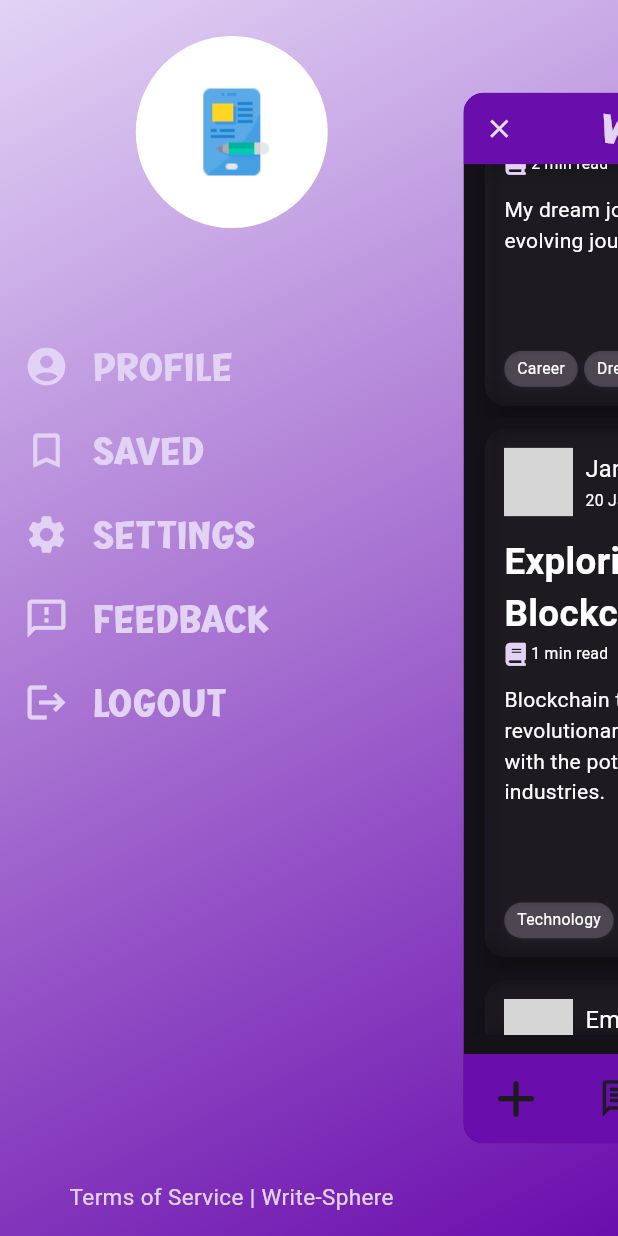
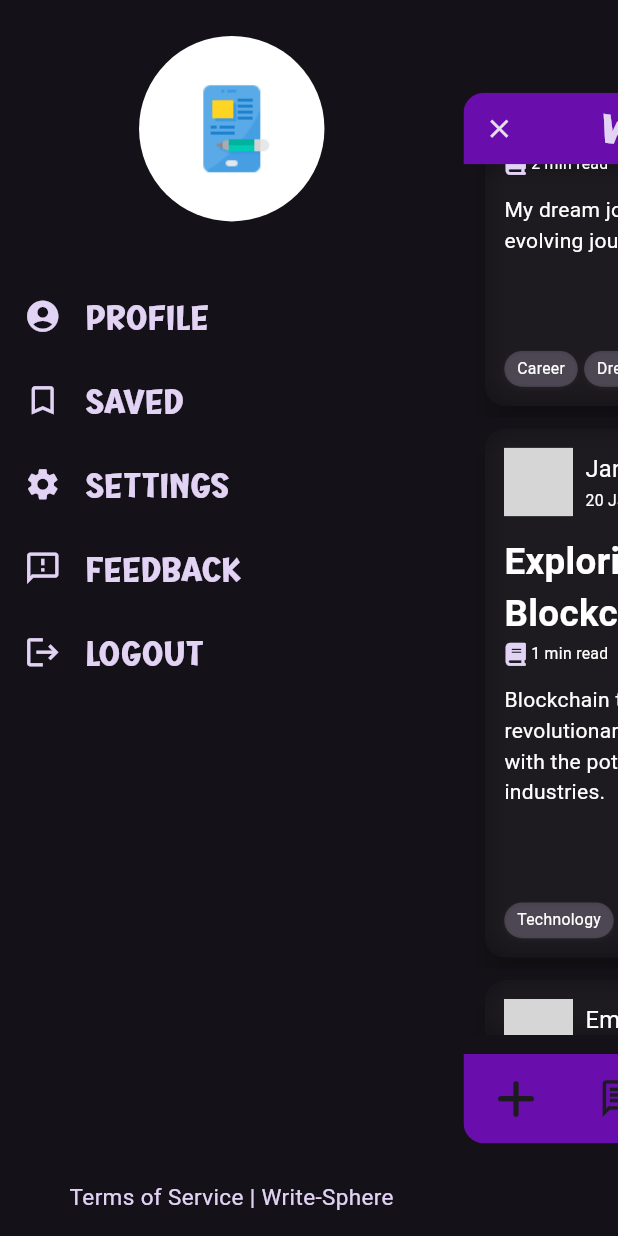
Before and after one commit to Kaifrizwan12/Write-Sphere-frontend, a Flutter app: the Testing screen opened directly with empty values, scrolled down 576 dp, after a tap on the "menu" icon, on a phone screen of 412 x 824 dp. Run offline on Flutter 3.47's test engine with Material 3 defaults, Android fonts, the phone set to English and light mode, and no system bars; drawn by our look-alikes of circle_nav_bar, flutter_advanced_drawer, flutter_profile_picture; our stand-ins replace animated_text_kit, avatar_glow, bounce, flutter_gemini, flutter_svg, font_awesome_flutter and 4 more; missing offline and left inert: animate_gradient, dart:ffi, flutter_launcher_icons, flutter_portal, parallax_rain, scroll_to_hide; accounts and stored records are empty; Roboto replaces fonts that are missing (Montesserat, Montserrat); grey boxes are pictures that could not be loaded.

```diff
--- a/blog_app_frontend/lib/demo.dart
+++ b/blog_app_frontend/lib/demo.dart
@@ -1,7 +1,10 @@
+import 'dart:ffi';
+
 import 'package:blog_app_frontend/Ai.dart';
 import 'package:blog_app_frontend/addPost.dart';
 import 'package:blog_app_frontend/custom_widget.dart';
 import 'package:blog_app_frontend/featuredBlog.dart';
+import 'package:blog_app_frontend/loginOrSignup.dart';
 import 'package:blog_app_frontend/profile_page.dart';
 import 'package:flutter/material.dart';
 import 'package:circle_nav_bar/circle_nav_bar.dart';
@@ -163,11 +166,11 @@ class _TestingState extends State<Testing> with TickerProviderStateMixin {
                 mainAxisSize: MainAxisSize.max,
                 children: [
                   Container(
-                    width: 128.0,
-                    height: 128.0,
+                    width: MediaQuery.of(context).size.width * 0.3,
+                    height: MediaQuery.of(context).size.width * 0.3,
                     margin: const EdgeInsets.only(
                       top: 24.0,
-                      bottom: 64.0,
+                      bottom: 35.0,
                     ),
                     clipBehavior: Clip.antiAlias,
                     decoration: BoxDecoration(
@@ -179,43 +182,55 @@ class _TestingState extends State<Testing> with TickerProviderStateMixin {
                     ),
                   ),
                   ListTile(
-                    onTap: () {},
-                    leading: Icon(Icons.account_circle_rounded, size: 30),
+                    onTap: () {
+                      Navigator.push(
+                          context,
+                          MaterialPageRoute(
+                              builder: (context) => myProfile(
+                                  username: widget.username,
+                                  userId: widget.userId)));
+                    },
+                    leading: Icon(Icons.account_circle_rounded, size: 25),
                     title: Text(
                       'Profile',
-                      style: TextStyle(fontSize: 25, fontFamily: 'ComicaBoom'),
+                      style: TextStyle(fontSize: 22, fontFamily: 'ComicaBoom'),
                     ),
                   ),
                   ListTile(
                     onTap: () {},
-                    leading: Icon(Icons.bookmark_border, size: 30),
+                    leading: Icon(Icons.bookmark_border, size: 25),
                     title: Text(
                       'Saved',
-                      style: TextStyle(fontSize: 25, fontFamily: 'ComicaBoom'),
+                      style: TextStyle(fontSize: 22, fontFamily: 'ComicaBoom'),
                     ),
                   ),
                   ListTile(
                     onTap: () {},
-                    leading: Icon(Icons.settings, size: 30),
+                    leading: Icon(Icons.settings, size: 25),
                     title: Text(
                       'Settings',
-                      style: TextStyle(fontSize: 25, fontFamily: 'ComicaBoom'),
+                      style: TextStyle(fontSize: 22, fontFamily: 'ComicaBoom'),
                     ),
                   ),
                   ListTile(
                     onTap: () {},
-                    leading: Icon(Icons.feedback_outlined, size: 30),
+                    leading: Icon(Icons.feedback_outlined, size: 25),
                     title: Text(
                       'Feedback',
-                      style: TextStyle(fontSize: 25, fontFamily: 'ComicaBoom'),
+                      style: TextStyle(fontSize: 22, fontFamily: 'ComicaBoom'),
                     ),
                   ),
                   ListTile(
-                    onTap: () {},
-                    leading: Icon(Icons.logout, size: 30),
+                    onTap: () {
+                      Navigator.push(
+                          context,
+                          MaterialPageRoute(
+                              builder: (context) => LoginOrSignup()));
+                    },
+                    leading: Icon(Icons.logout, size: 25),
                     title: Text(
                       'Logout',
-                      style: TextStyle(fontSize: 25, fontFamily: 'ComicaBoom'),
+                      style: TextStyle(fontSize: 22, fontFamily: 'ComicaBoom'),
                     ),
                   ),
                   Spacer(),
@@ -238,16 +253,6 @@ class _TestingState extends State<Testing> with TickerProviderStateMixin {
         backdrop: Container(
           width: double.infinity,
           height: double.infinity,
-          decoration: BoxDecoration(
-            gradient: LinearGradient(
-              begin: Alignment.topLeft,
-              end: Alignment.bottomRight,
-              colors: [
-                Color(0xFFE2D3F5),
-                Color(0xFF6A0DAD),
-              ],
-            ),
-          ),
         ),
         controller: _advancedDrawerController,
         animationCurve: Curves.easeInOut,
@@ -272,6 +277,7 @@ class _TestingState extends State<Testing> with TickerProviderStateMixin {
             extendBody: true,
             bottomNavigationBar: Align(
               alignment: Alignment.bottomCenter,
+              child: Container(
                 child: CircleNavBar(
                   height: 70,
                   activeIcons: const [
@@ -285,8 +291,10 @@ class _TestingState extends State<Testing> with TickerProviderStateMixin {
                   inactiveIcons: const [
                     Icon(FontAwesomeIcons.plus,
                         color: Color(0xFF1D1B20), size: 35),
-                  Icon(Icons.chat_outlined, color: Color(0xFF1D1B20), size: 35),
-                  Icon(Icons.home_outlined, color: Color(0xFF1D1B20), size: 35),
+                    Icon(Icons.chat_outlined,
+                        color: Color(0xFF1D1B20), size: 35),
+                    Icon(Icons.home_outlined,
+                        color: Color(0xFF1D1B20), size: 35),
                     Icon(Icons.favorite_outline,
                         color: Color(0xFF1D1B20), size: 35),
                     Icon(Icons.search_outlined,
@@ -303,6 +311,7 @@ class _TestingState extends State<Testing> with TickerProviderStateMixin {
                   },
                   padding: const EdgeInsets.all(0),
                   elevation: 10,
+                ),
               ),
             ),
             appBar: AppBar(
@@ -349,7 +358,8 @@ class _TestingState extends State<Testing> with TickerProviderStateMixin {
                 ),
               ),
             ),
-            body: Padding(
+            body: Container(
+              child: Padding(
                 padding: const EdgeInsets.only(bottom: 85),
                 child: PageView(
                   controller: pageController,
@@ -361,6 +371,7 @@ class _TestingState extends State<Testing> with TickerProviderStateMixin {
                     _buildFavoritesPage(),
                     _searchPage()
                   ],
+                ),
               ),
             )));
   }
@@ -428,8 +439,17 @@ class _TestingState extends State<Testing> with TickerProviderStateMixin {
     );
   }
 
+  void _handleMenuButtonPressed() {
+    // NOTICE: Manage Advanced Drawer state through the Controller.
+    // _advancedDrawerController.value = AdvancedDrawerValue.visible();
+    _advancedDrawerController.showDrawer();
+  }
+
   Widget _searchPage() {
+    bool isFilled = false;
     TabController tabController = TabController(length: 4, vsync: this);
+    TextEditingController searchController = TextEditingController();
+
     return Padding(
       padding: const EdgeInsets.all(8.0),
       child: Column(
@@ -438,6 +458,12 @@ class _TestingState extends State<Testing> with TickerProviderStateMixin {
           Container(
             alignment: Alignment.topCenter,
             child: TextField(
+              controller: searchController,
+              onChanged: (value) {
+                setState(() {
+                  isFilled = value.isNotEmpty;
+                });
+              },
               decoration: InputDecoration(
                 hintText: 'Search Blogs',
                 border: OutlineInputBorder(
@@ -455,82 +481,62 @@ class _TestingState extends State<Testing> with TickerProviderStateMixin {
             labelStyle: TextStyle(
               fontSize: MediaQuery.of(context).size.width * 0.035,
               fontFamily: 'Montesserat',
-                  fontWeight: FontWeight.bold),
+              fontWeight: FontWeight.bold,
+            ),
             controller: tabController,
             tabs: [
-                Tab(
-                  icon: Icon(
-                    Icons.arrow_upward,
-                    size: 20,
+              Tab(icon: Icon(Icons.arrow_upward, size: 20), text: 'Top'),
+              Tab(icon: Icon(Icons.new_releases, size: 20), text: 'Latest'),
+              Tab(icon: Icon(Icons.person, size: 20), text: 'Authors'),
+              Tab(icon: Icon(Icons.category, size: 20), text: 'Genres'),
+            ],
           ),
-                  text: 'Top',
-                ),
-                Tab(
-                  icon: Icon(
-                    Icons.new_releases,
-                    size: 20,
-                  ),
-                  text: 'Latest',
-                ),
-                Tab(
-                  icon: Icon(
-                    Icons.person,
-                    size: 20,
-                  ),
-                  text: 'Authors',
-                ),
-                Tab(
-                  icon: Icon(
-                    Icons.category,
-                    size: 20,
-                  ),
-                  text: 'Genres',
-                ),
-              ]),
           Expanded(
             child: TabBarView(
               controller: tabController,
               children: [
-                Icon(
-                  Icons.arrow_upward,
-                  size: 150,
-                  color: Color(0xFFE2D3F5),
+                _buildTopBlogs(context, searchController, isFilled),
+                Center(
+                  child: Icon(Icons.new_releases,
+                      size: 150, color: Color(0xFFE2D3F5)),
                 ),
-                Icon(
-                  Icons.new_releases,
-                  size: 150,
-                  color: Color(0xFFE2D3F5),
+                Center(
+                  child:
+                      Icon(Icons.person, size: 150, color: Color(0xFFE2D3F5)),
                 ),
-                Icon(
-                  Icons.person,
-                  size: 150,
-                  color: Color(0xFFE2D3F5),
+                Center(
+                  child:
+                      Icon(Icons.category, size: 150, color: Color(0xFFE2D3F5)),
                 ),
-                Icon(
-                  Icons.category,
-                  size: 150,
-                  color: Color(0xFFE2D3F5),
-                ),
-
-                // _buildTopBlogs(),
-                // _buildLatestBlogs(),
-                // _buildAuthors(),
-                // _buildGenres(),
               ],
             ),
-          )
+          ),
         ],
       ),
     );
   }
 
-  Widget _AIhelper() {
-    return GoogleGeminiIntegration();
+  Widget _buildTopBlogs(BuildContext context,
+      TextEditingController searchController, bool isFilled) {
+    return Container(
+      child: isFilled
+          ? Center(
+              child: Text(
+                'Search Results for "${searchController.text}"',
+                style:
+                    const TextStyle(fontSize: 18, fontWeight: FontWeight.bold),
+              ),
+            )
+          : Center(
+              child: Image.asset(
+                'assets/images/errorimg.png',
+                height: MediaQuery.of(context).size.height * 0.35,
+              ),
+            ),
+    );
+  }
 }
 
-  void _handleMenuButtonPressed() {
-    // NOTICE: Manage Advanced Drawer state through the Controller.
-    // _advancedDrawerController.value = AdvancedDrawerValue.visible();
-    _advancedDrawerController.showDrawer();
+Widget _AIhelper() {
+  return Container();
 }
-}
--- a/blog_app_frontend/lib/featuredDetailPage.dart
+++ b/blog_app_frontend/lib/featuredDetailPage.dart
@@ -282,6 +282,7 @@ class _DetailsPageState extends State<FeaturedDetailsPage> {
                   //     // Colors.blueGrey
                   //   ],
                   AnimateGradient(
+
                     primaryColors: [
                       Color(0xFFE2D3F5),
                       Color(0xFF6A0DAD),
```
Also changed, not shown: blog_app_frontend/lib/profile_page.dart (+37 -16 lines), blog_app_frontend/assets/images/error.png (added), blog_app_frontend/assets/images/errorimg.png (added), blog_app_frontend/pubspec.lock, 4 other files. Lines whose indentation alone changed are shown as unchanged.
